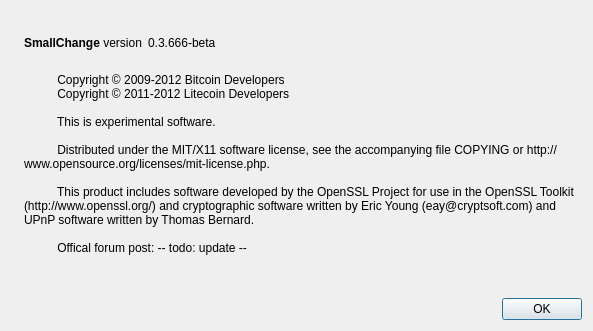
Before: the Qt Designer form src/qt/forms/aboutdialog.ui in betcoinproject/betcoin, drawn with Qt 5.
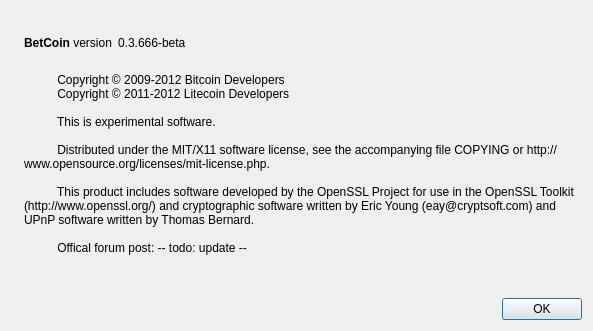
After: the same form once the commit is applied. Icons and pictures are not drawn.

```diff
--- a/src/qt/forms/aboutdialog.ui
+++ b/src/qt/forms/aboutdialog.ui
@@ -50,7 +50,7 @@
           <cursorShape>IBeamCursor</cursorShape>
          </property>
          <property name="text">
-          <string>&lt;b&gt;SmallChange&lt;/b&gt; version</string>
+          <string>&lt;b&gt;BetCoin&lt;/b&gt; version</string>
          </property>
          <property name="textInteractionFlags">
           <set>Qt::LinksAccessibleByMouse|Qt::TextSelectableByKeyboard|Qt::TextSelectableByMouse</set>
```
Left out of the diff: 2 changed lines with no effect on the pictures.
